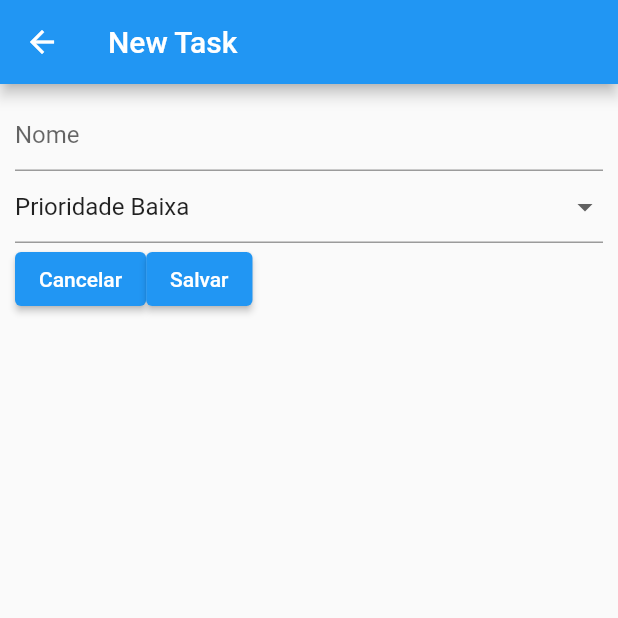
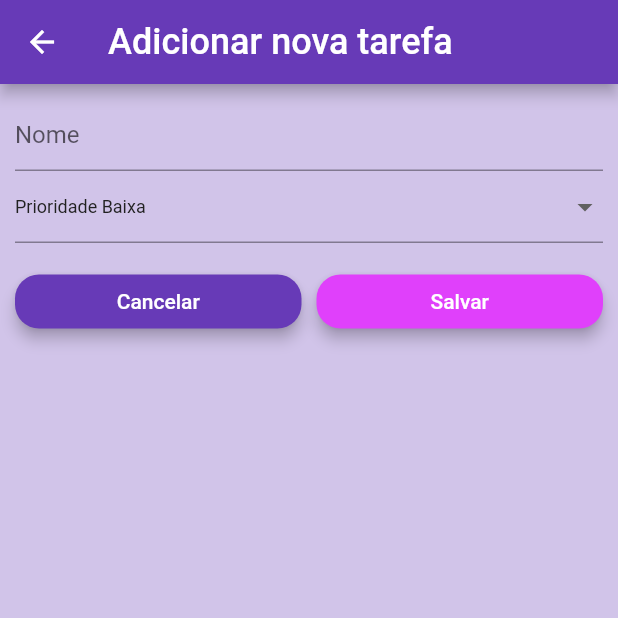
Before and after one commit to morikawa77/task-list-flutter, a Flutter app: the screen it shows after launch, after a tap on the "task" icon, after a tap on the "add" icon, on a phone screen of 412 x 824 dp, the top half of it. Run offline on Flutter 3.47's test engine with Material 2 defaults, Android fonts, the phone set to English and light mode, and no system bars; our stand-ins replace cloud_firestore, firebase_core; accounts and stored records are empty.

Commit message:
Final design and bug fixes

```diff
--- a/lib/main.dart
+++ b/lib/main.dart
@@ -3,7 +3,6 @@ import 'package:flutter/material.dart';
 import 'package:task_list/task-create.dart';
 import 'package:task_list/task-list.dart';
 import 'firebase_options.dart';
-
 
 void main() {
   WidgetsFlutterBinding.ensureInitialized();
@@ -31,6 +30,24 @@ class MyApp extends StatelessWidget {
           }
 
           return MaterialApp(
+            theme: ThemeData(
+              primarySwatch: Colors.deepPurple,
+              colorScheme: ColorScheme.fromSwatch().copyWith(
+                primary: Color(0xFF673AB7),
+                secondary: Color(0xFFE040FB),
+              ),
+              elevatedButtonTheme: ElevatedButtonThemeData(
+                style: ElevatedButton.styleFrom(
+                  foregroundColor: Colors.white,
+                  backgroundColor: Color(0xFF673AB7),
+                  elevation: 4.0,
+                  shape: RoundedRectangleBorder(
+                    borderRadius: BorderRadius.circular(16.0),
+                  ),
+                ),
+              ),
+            ),
+
             debugShowCheckedModeBanner: false,
             initialRoute: '/task-list',
             routes: {
--- a/lib/task-create.dart
+++ b/lib/task-create.dart
@@ -15,8 +15,9 @@ class _TasksScreenState extends State<TaskCreatePage> {
   @override
   Widget build(BuildContext context) {
     return Scaffold(
+      backgroundColor: Color(0xFFD1C4E9),
       appBar: AppBar(
-        title: Text("New Task"),
+        title: Text("Adicionar nova tarefa", style: TextStyle(fontSize: 24.0, color: Colors.white),),
       ),
       body: Container(
         margin: EdgeInsets.all(10),
@@ -30,7 +31,12 @@ class _TasksScreenState extends State<TaskCreatePage> {
                 )
             ),
             DropdownButtonFormField<String>(
+              dropdownColor: Color(0xFFD1C4E9),
               value: _selectedPriority,
+              style: TextStyle(
+                      fontSize: 12,
+                      color: Color(0xFF212121),
+                    ),
               items: [
                 DropdownMenuItem(value: 'low', child: Text('Prioridade Baixa')),
                 DropdownMenuItem(value: 'medium', child: Text('Prioridade Média')),
@@ -47,16 +53,32 @@ class _TasksScreenState extends State<TaskCreatePage> {
             ),
             Container(
               width: double.infinity,
-              child: Row(
+              child: Column(
                 children: [
-                  ElevatedButton(
+                  SizedBox(height: 15),
+                  Row(
+                    mainAxisSize: MainAxisSize.max,
+                    mainAxisAlignment: MainAxisAlignment.spaceBetween,
+                    children: [
+                      Expanded(
+                        child: ElevatedButton(
                           onPressed: () {
-                      // Navigator.pop(context);
                             Navigator.pushReplacement(context, MaterialPageRoute(builder: (_) => TaskListPage()));
                           },
                           child: Text('Cancelar'),
                         ),
-                  ElevatedButton(
+                      ),
+                      SizedBox(width: 10),
+                      Expanded(
+                        child: ElevatedButton(
+                          style: ElevatedButton.styleFrom(
+                            foregroundColor: Colors.white,
+                            backgroundColor: Color(0xFFE040FB),
+                            elevation: 4.0,
+                            shape: RoundedRectangleBorder(
+                              borderRadius: BorderRadius.circular(16.0),
+                            ),
+                          ),
                           onPressed: () async {
                               final name = _nameController.text.trim();
                               if (name.isNotEmpty) {
@@ -71,7 +93,10 @@ class _TasksScreenState extends State<TaskCreatePage> {
                             },
                             child: Text('Salvar'),
                         ),
+                      ),
                     ]
+                  ),
+                ],
               ),
             ),
           ],
```
Also changed, not shown: lib/task-list.dart (+56 -9 lines). Lines whose indentation alone changed are shown as unchanged.
